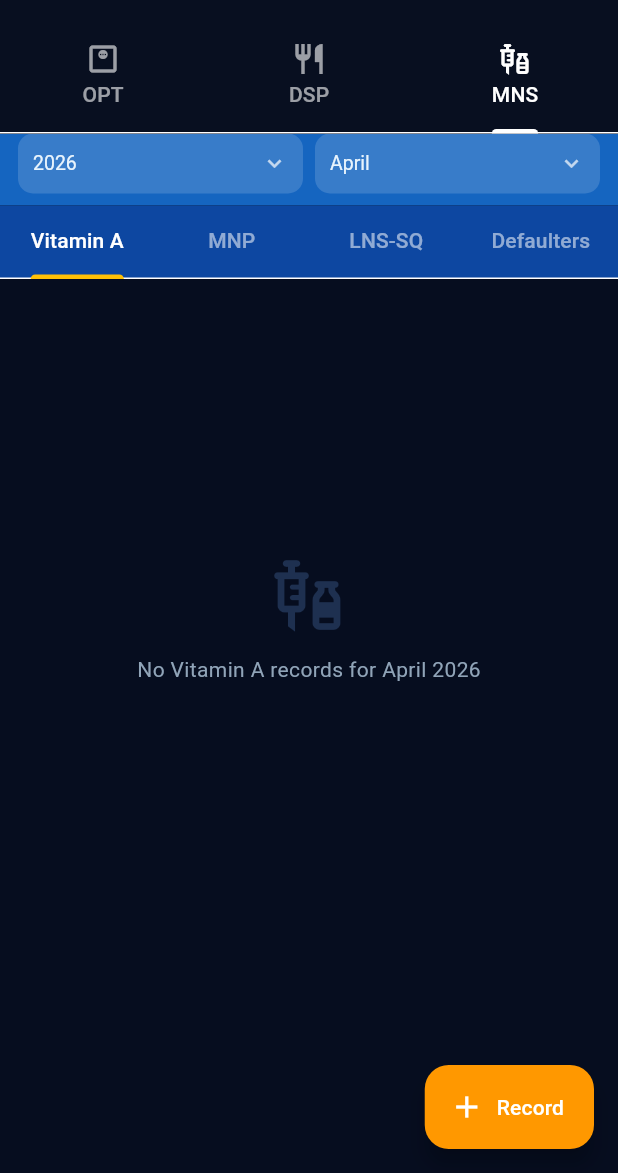
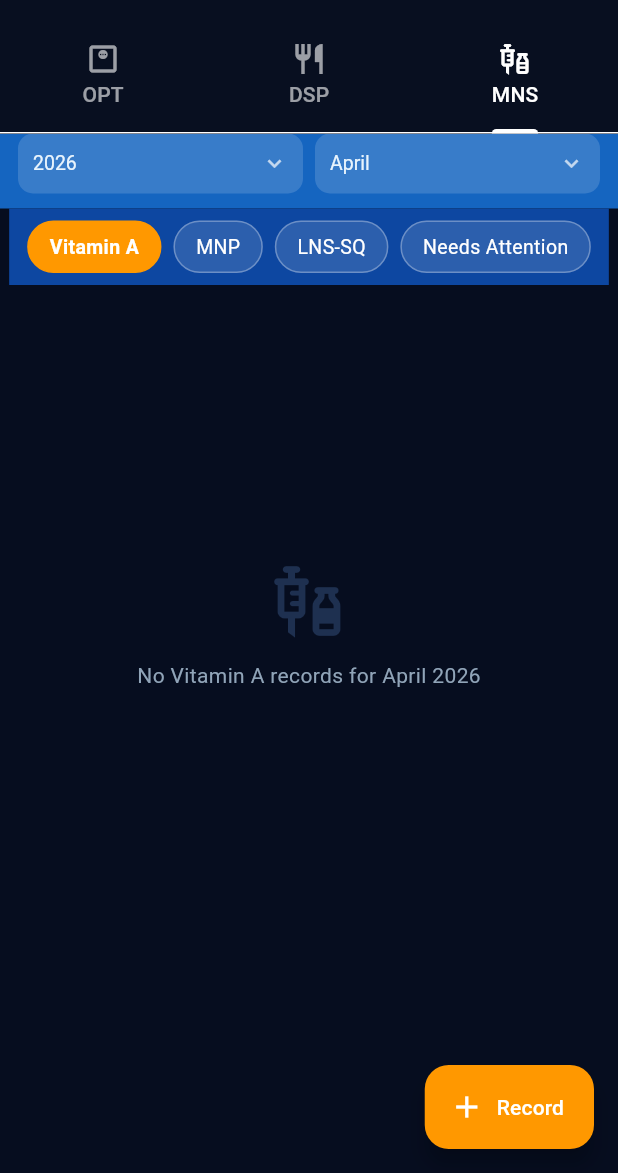
Before and after one commit to peduhanjohnaldrech-beep/nmsMobile, a Flutter app: the ProgramsScreen screen opened directly, tab 3 chosen, on a phone screen of 412 x 824 dp, the part 63-1236 px from its top. Run offline on Flutter 3.47's test engine with Material 3 defaults, Android fonts, the phone set to English and light mode, and no system bars; our stand-ins replace connectivity_plus, flutter_secure_storage, share_plus, shared_preferences, sqflite; accounts and stored records are empty; network calls fail.

Commit message:
Redesign MNS tab: replace nested sub-tabs with chip selector
Removes the confusing double-tab navigation (tab within a tab) in the
MNS section. Replaced with a horizontal chip selector (Vitamin A / MNP /
LNS-SQ / Needs Attention) so all supplements are accessible from one
screen. Also cleans up OPT and DSP card layouts for better readability.

Co-Authored-By: Claude Sonnet 4.6 <noreply@anthropic.com>

```diff
--- a/lib/screens/programs/programs_screen.dart
+++ b/lib/screens/programs/programs_screen.dart
@@ -254,15 +254,21 @@ class _OptTabState extends State<_OptTab> with AutomaticKeepAliveClientMixin {
                         return Card(
                           margin: const EdgeInsets.only(bottom: 6),
                           shape: RoundedRectangleBorder(borderRadius: BorderRadius.circular(10)),
-                          child: ListTile(
-                            dense: true,
-                            title: Text('${a['last_name']}, ${a['first_name']}',
-                                style: const TextStyle(fontWeight: FontWeight.w600, fontSize: 13)),
-                            subtitle: Text(
-                              '${a['barangay']}  •  ${a['period']} ${a['assessment_year']}  •  ${a['weight_kg']} kg',
-                              style: const TextStyle(fontSize: 11),
-                            ),
-                            trailing: StatusBadge(status: status),
+                          child: Padding(
+                            padding: const EdgeInsets.symmetric(horizontal: 14, vertical: 10),
+                            child: Row(children: [
+                              Expanded(child: Column(crossAxisAlignment: CrossAxisAlignment.start, children: [
+                                Text('${a['last_name']}, ${a['first_name']}',
+                                    style: const TextStyle(fontWeight: FontWeight.w700, fontSize: 13)),
+                                const SizedBox(height: 3),
+                                Text(
+                                  '${a['barangay']}  •  ${a['weight_kg']} kg  •  ${a['period']} ${a['assessment_year']}',
+                                  style: const TextStyle(fontSize: 11, color: Color(0xFF90A4B8)),
+                                ),
+                              ])),
+                              const SizedBox(width: 8),
+                              StatusBadge(status: status),
+                            ]),
                           ),
                         );
                       },
@@ -449,7 +455,11 @@ class _DspTabState extends State<_DspTab> with AutomaticKeepAliveClientMixin {
                                 ],
                                 if (e['notes'] != null && e['notes'].toString().isNotEmpty) ...[
                                   const SizedBox(height: 2),
-                                  Text(e['notes'], style: const TextStyle(fontSize: 11, color: Color(0xFF607896)), maxLines: 1, overflow: TextOverflow.ellipsis),
+                                  Row(children: [
+                                    const Icon(Icons.notes_rounded, size: 11, color: Color(0xFF607896)),
+                                    const SizedBox(width: 3),
+                                    Expanded(child: Text(e['notes'], style: const TextStyle(fontSize: 11, color: Color(0xFF607896)), maxLines: 1, overflow: TextOverflow.ellipsis)),
+                                  ]),
                                 ],
                                 if ((e['monitoring_records'] as List?)?.isNotEmpty == true) ...[
                                   const SizedBox(height: 6),
@@ -762,12 +772,11 @@ class _MnsTab extends StatefulWidget {
   @override State<_MnsTab> createState() => _MnsTabState();
 }
 
-class _MnsTabState extends State<_MnsTab>
-    with AutomaticKeepAliveClientMixin, SingleTickerProviderStateMixin {
+class _MnsTabState extends State<_MnsTab> with AutomaticKeepAliveClientMixin {
   @override bool get wantKeepAlive => true;
 
   final _api = ApiService();
-  late TabController _subTabs;
+  String _activeMns = 'vitamina';
 
   int    _year    = DateTime.now().year;
   String _round   = 'April';
@@ -783,14 +792,7 @@ class _MnsTabState extends State<_MnsTab>
   List<dynamic> _completions       = [];
 
   @override
-  void initState() {
-    super.initState();
-    _subTabs = TabController(length: 4, vsync: this);
-    _load();
-  }
-
-  @override
-  void dispose() { _subTabs.dispose(); super.dispose(); }
+  void initState() { super.initState(); _load(); }
 
   Future<void> _load() async {
     setState(() => _loading = true);
@@ -885,9 +887,10 @@ class _MnsTabState extends State<_MnsTab>
   Widget build(BuildContext context) {
     super.build(context);
     return Column(children: [
+      // ── Filter bar ──────────────────────────────────────
       Container(
         color: const Color(0xFF1565C0),
-        padding: const EdgeInsets.fromLTRB(12, 0, 12, 8),
+        padding: const EdgeInsets.fromLTRB(12, 0, 12, 10),
         child: Row(children: [
           Expanded(child: _DropdownFilter<int>(
             hint: 'Year', value: _year,
@@ -906,52 +909,64 @@ class _MnsTabState extends State<_MnsTab>
           )),
         ]),
       ),
+      // ── Supplement selector chips ────────────────────────
       Container(
         color: const Color(0xFF0D47A1),
-        child: TabBar(
-          controller: _subTabs,
-          labelColor: Colors.white,
-          unselectedLabelColor: Colors.white54,
-          indicatorColor: Colors.amber,
-          indicatorWeight: 3,
-          tabs: [
-            const Tab(text: 'Vitamin A'),
-            const Tab(text: 'MNP'),
-            const Tab(text: 'LNS-SQ'),
-            Tab(child: Row(mainAxisSize: MainAxisSize.min, children: [
-              const Text('Defaulters'),
-              if (_defaulterItems.isNotEmpty) ...[
-                const SizedBox(width: 5),
-                Container(
-                  padding: const EdgeInsets.symmetric(horizontal: 5, vertical: 1),
-                  decoration: BoxDecoration(color: Colors.red, borderRadius: BorderRadius.circular(10)),
-                  child: Text('${_defaulterItems.length}',
-                      style: const TextStyle(color: Colors.white, fontSize: 10, fontWeight: FontWeight.bold)),
-                ),
-              ],
-            ])),
-          ],
-        ),
-      ),
+        padding: const EdgeInsets.symmetric(horizontal: 12, vertical: 8),
+        child: SingleChildScrollView(
+          scrollDirection: Axis.horizontal,
+          child: Row(children: [
+            _MnsChip(
+              label: 'Vitamin A', active: _activeMns == 'vitamina',
+              color: Colors.orange, badge: _vitAEligible.length,
+              onTap: () => setState(() => _activeMns = 'vitamina'),
+            ),
+            const SizedBox(width: 8),
+            _MnsChip(
+              label: 'MNP', active: _activeMns == 'mnp',
+              color: Colors.purple, badge: _mnpNotYet.length,
+              onTap: () => setState(() => _activeMns = 'mnp'),
+            ),
+            const SizedBox(width: 8),
+            _MnsChip(
+              label: 'LNS-SQ', active: _activeMns == 'lnssq',
+              color: Colors.teal, badge: _lnsNotYet.length,
+              onTap: () => setState(() => _activeMns = 'lnssq'),
+            ),
+            const SizedBox(width: 8),
+            _MnsChip(
+              label: 'Needs Attention', active: _activeMns == 'defaulters',
+              color: Colors.red, badge: _defaulterItems.length,
+              onTap: () => setState(() => _activeMns = 'defaulters'),
+            ),
+          ]),
+        ),
+      ),
+      // ── Content ─────────────────────────────────────────
       Expanded(
         child: _loading
             ? const Center(child: CircularProgressIndicator())
-            : TabBarView(
-                controller: _subTabs,
-                children: [
-                  _MnsSubTab(
-                    type: 'vitamina', items: _vitAItems, notYetItems: _vitAEligible,
-                    heroTag: 'fab_vita',
-                    emptyMsg: 'No Vitamin A records for $_round $_year',
-                    icon: Icons.vaccines, color: Colors.orange,
-                    subtitle: (r) => '${r['barangay'] ?? ''}  •  ${r['dosage_iu'] ?? ''} IU',
-                    trailing: (r) => r['distribution_date'] ?? '',
-                    onRecord: () => _showRecordModal('vitamina'),
-                    onRecordFor: (b) => _showRecordModal('vitamina', initialBeneficiary: Map<String, dynamic>.from(b)),
+            : _buildMnsContent(),
+      ),
+    ]);
+  }
+
+  Widget _buildMnsContent() {
+    switch (_activeMns) {
+      case 'defaulters':
+        return _MnsDefaulterTab(
+          items: _defaulterItems,
           onRefresh: _load,
-                    onDelete: _deleteVitA,
-                  ),
-                  _MnsSubTab(
+          onRecord: (bene, type) => _showRecordModal(type, initialBeneficiary: bene),
+          onReason: (id, supplement, reason) async {
+            final res = await _api.mnsDefaulterReason({'beneficiary_id': id, 'supplement': supplement, 'reason': reason, 'year': _year});
+            if (!mounted) return;
+            _snack(res['message'] ?? 'Done', res['success'] == true);
+            if (res['success'] == true) _load();
+          },
+        );
+      case 'mnp':
+        return _MnsSubTab(
           type: 'mnp', items: _mnpItems, notYetItems: _mnpNotYet,
           heroTag: 'fab_mnp',
           emptyMsg: 'No MNP records for $_year',
@@ -968,8 +983,9 @@ class _MnsTabState extends State<_MnsTab>
           onComplete: (id) => _markComplete('mnp', id),
           completions: _completions,
           onDistributionComplete: () => _markDistributionComplete('mnp'),
-                  ),
-                  _MnsSubTab(
+        );
+      case 'lnssq':
+        return _MnsSubTab(
           type: 'lnssq', items: _lnsSqItems, notYetItems: _lnsNotYet,
           heroTag: 'fab_lnssq',
           emptyMsg: 'No LNS-SQ records for $_year',
@@ -989,22 +1005,21 @@ class _MnsTabState extends State<_MnsTab>
           completions: _completions,
           onDistributionComplete: () => _markDistributionComplete('lnssq'),
           onRecover: (bid, name) => _showLnsRecoverSheet(bid, name),
-                  ),
-                  _MnsDefaulterTab(
-                    items: _defaulterItems,
+        );
+      default: // 'vitamina'
+        return _MnsSubTab(
+          type: 'vitamina', items: _vitAItems, notYetItems: _vitAEligible,
+          heroTag: 'fab_vita',
+          emptyMsg: 'No Vitamin A records for $_round $_year',
+          icon: Icons.vaccines, color: Colors.orange,
+          subtitle: (r) => '${r['barangay'] ?? ''}  •  ${r['dosage_iu'] ?? ''} IU',
+          trailing: (r) => r['distribution_date'] ?? '',
+          onRecord: () => _showRecordModal('vitamina'),
+          onRecordFor: (b) => _showRecordModal('vitamina', initialBeneficiary: Map<String, dynamic>.from(b)),
           onRefresh: _load,
-                    onRecord: (bene, type) => _showRecordModal(type, initialBeneficiary: bene),
-                    onReason: (id, supplement, reason) async {
-                      final res = await _api.mnsDefaulterReason({'beneficiary_id': id, 'supplement': supplement, 'reason': reason, 'year': _year});
-                      if (!mounted) return;
-                      _snack(res['message'] ?? 'Done', res['success'] == true);
-                      if (res['success'] == true) _load();
-                    },
-                  ),
-                ],
-              ),
-      ),
-    ]);
+          onDelete: _deleteVitA,
+        );
+    }
   }
 }
 
@@ -1262,6 +1277,62 @@ class _MnsSubTab extends StatelessWidget {
       Text(title, style: TextStyle(fontSize: 12, fontWeight: FontWeight.w700, color: c)),
     ]),
   );
+}
+
+// ─────────────────────────────────────────────────────────
+// MNS SUPPLEMENT SELECTOR CHIP
+// ─────────────────────────────────────────────────────────
+class _MnsChip extends StatelessWidget {
+  final String     label;
+  final bool       active;
+  final Color      color;
+  final int        badge;
+  final VoidCallback onTap;
+
+  const _MnsChip({
+    required this.label, required this.active,
+    required this.color, required this.badge, required this.onTap,
+  });
+
+  @override
+  Widget build(BuildContext context) {
+    return GestureDetector(
+      onTap: onTap,
+      child: AnimatedContainer(
+        duration: const Duration(milliseconds: 180),
+        padding: const EdgeInsets.symmetric(horizontal: 14, vertical: 7),
+        decoration: BoxDecoration(
+          color: active ? color : Colors.white.withValues(alpha: 0.13),
+          borderRadius: BorderRadius.circular(20),
+          border: Border.all(color: active ? color : Colors.white30),
+        ),
+        child: Row(mainAxisSize: MainAxisSize.min, children: [
+          Text(
+            label,
+            style: TextStyle(
+              color: Colors.white,
+              fontSize: 13,
+              fontWeight: active ? FontWeight.w700 : FontWeight.normal,
+            ),
+          ),
+          if (badge > 0) ...[
+            const SizedBox(width: 6),
+            Container(
+              padding: const EdgeInsets.symmetric(horizontal: 5, vertical: 1),
+              decoration: BoxDecoration(
+                color: active ? Colors.white.withValues(alpha: 0.30) : color,
+                borderRadius: BorderRadius.circular(10),
+              ),
+              child: Text(
+                '$badge',
+                style: const TextStyle(color: Colors.white, fontSize: 10, fontWeight: FontWeight.bold),
+              ),
+            ),
+          ],
+        ]),
+      ),
+    );
+  }
 }
 
 // ─────────────────────────────────────────────────────────
```
Lines whose indentation alone changed are shown as unchanged.
